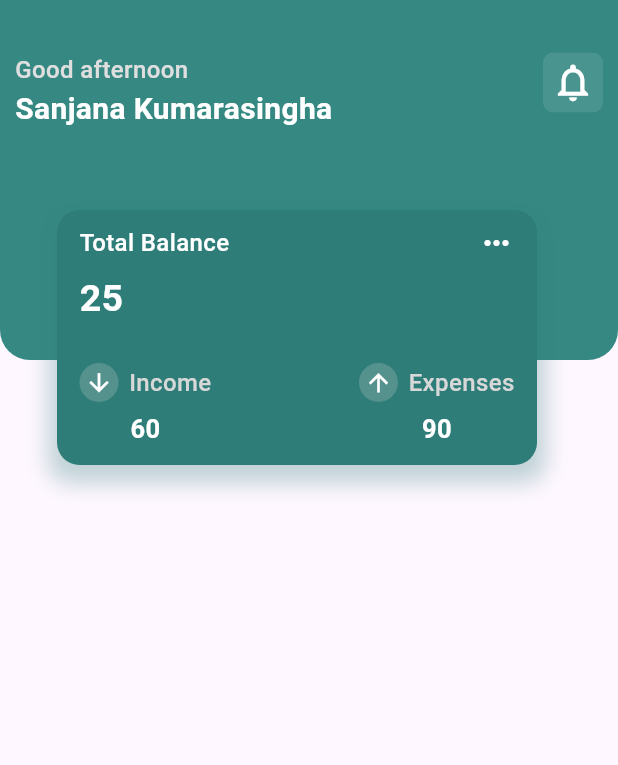
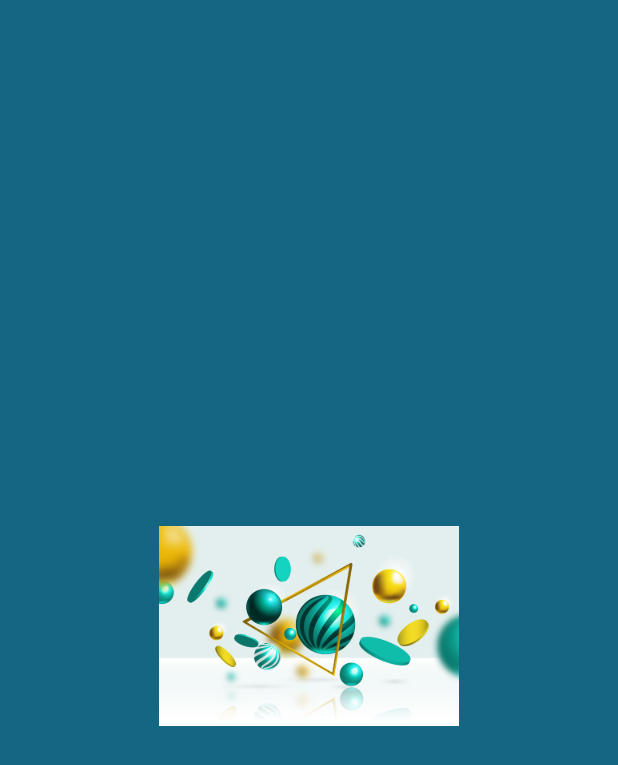
Before and after one commit to SanjanaKumarasingha/MoneyTracker, a Flutter app: the screen it shows after launch, on a phone screen of 412 x 824 dp. Shown: the top 765 px of the screen. Run offline on Flutter 3.47's test engine with Material 3 defaults, Android fonts, the phone set to English and light mode, and no system bars.

Commit message:
splash screen

```diff
--- /dev/null
+++ b/app/lib/components/image_view.dart
@@ -0,0 +1,23 @@
+import 'package:flutter/material.dart';
+
+class CustomImageView extends StatelessWidget {
+  final String imagePath;
+  final double width;
+  final double height;
+
+  const CustomImageView({
+    super.key,
+    required this.imagePath,
+    required this.width,
+    required this.height,
+  });
+
+  @override
+  Widget build(BuildContext context) {
+    return Image.asset(
+      imagePath,
+      width: width,
+      height: height,
+    );
+  }
+}
--- a/app/lib/home.dart
+++ /dev/null
@@ -1,224 +0,0 @@
-import 'package:flutter/material.dart';
-
-class Home extends StatelessWidget {
-  const Home({super.key});
-
-  @override
-  Widget build(BuildContext context) {
-    return Scaffold(
-        body: SafeArea(
-            child: _head()));
-  }
-  Widget _head(){
-    return Stack(
-      children: [
-        Column(
-          children: [
-            Container(
-              width: double.infinity,
-              height: 240,
-              decoration: const BoxDecoration(
-                color: Color(0xff368983),
-                borderRadius: BorderRadius.only(
-                  bottomLeft: Radius.circular(20),
-                  bottomRight: Radius.circular(20),
-                ),
-              ),
-              child: Stack(
-                children: [
-                  Positioned(
-                    top: 35,
-                    right: 10,
-                    child: ClipRRect(
-                      borderRadius: BorderRadius.circular(7),
-                      child: Container(
-                        height: 40,
-                        width: 40,
-                        color: const Color.fromRGBO(250, 250, 250, 0.1),
-                        child: const Icon(
-                          Icons.notifications_outlined,
-                          size: 30,
-                          color: Colors.white,
-                        ),
-                      ),
-                    ),
-                  ),
-                  const Padding(
-                    padding: EdgeInsets.only(top: 35, left: 10),
-                    child: Column(
-                      crossAxisAlignment: CrossAxisAlignment.start,
-                      children: [
-                        Text(
-                          'Good afternoon',
-                          style: TextStyle(
-                            fontWeight: FontWeight.w500,
-                            fontSize: 16,
-                            color: Color.fromARGB(255, 224, 223, 223),
-                          ),
-                        ),
-                        Text(
-                          'Sanjana Kumarasingha',
-                          style: TextStyle(
-                            fontWeight: FontWeight.w600,
-                            fontSize: 20,
-                            color: Colors.white,
-                          ),
-                        ),
-                      ],
-                    ),
-                  )
-                ],
-              ),
-            ),
-          ],
-        ),
-        Positioned(
-          top: 140,
-          left: 38,
-          child: Container(
-            height: 170,
-            width: 320,
-            decoration: BoxDecoration(
-              boxShadow: const [
-                BoxShadow(
-                  color: Color.fromRGBO(47, 125, 121, 0.3),
-                  offset: Offset(0, 6),
-                  blurRadius: 12,
-                  spreadRadius: 6,
-                ),
-              ],
-              color: const Color.fromARGB(255, 47, 125, 121),
-              borderRadius: BorderRadius.circular(15),
-            ),
-            child: const Column(
-              children: [
-                SizedBox(height: 10),
-                Padding(
-                  padding: EdgeInsets.symmetric(horizontal: 15),
-                  child: Row(
-                    mainAxisAlignment: MainAxisAlignment.spaceBetween,
-                    children: [
-                      Text(
-                        'Total Balance',
-                        style: TextStyle(
-                          fontWeight: FontWeight.w500,
-                          fontSize: 16,
-                          color: Colors.white,
-                        ),
-                      ),
-                      Icon(
-                        Icons.more_horiz,
-                        color: Colors.white,
-                      ),
-                    ],
-                  ),
-                ),
-                SizedBox(height: 7),
-                Padding(
-                  padding: EdgeInsets.only(left: 15),
-                  child: Row(
-                    children: [
-                      Text(
-                        // '\$ ${total()}',
-                        '25',
-                        style: TextStyle(
-                          fontWeight: FontWeight.bold,
-                          fontSize: 25,
-                          color: Colors.white,
-                        ),
-                      ),
-                    ],
-                  ),
-                ),
-                SizedBox(height: 25),
-                Padding(
-                  padding: EdgeInsets.symmetric(horizontal: 15),
-                  child: Row(
-                    mainAxisAlignment: MainAxisAlignment.spaceBetween,
-                    children: [
-                      Column(
-                        children: [
-                          Row(
-                            children: [
-                              CircleAvatar(
-                                radius: 13,
-                                backgroundColor:
-                                    Color.fromARGB(255, 85, 145, 141),
-                                child: Icon(
-                                  Icons.arrow_downward,
-                                  color: Colors.white,
-                                  size: 19,
-                                ),
-                              ),
-                              SizedBox(width: 7),
-                              Text(
-                                'Income',
-                                style: TextStyle(
-                                  fontWeight: FontWeight.w500,
-                                  fontSize: 16,
-                                  color: Color.fromARGB(255, 216, 216, 216),
-                                ),
-                              ),
-                            ],
-                          ),
-                          SizedBox(height: 6),
-                          Text(
-                            // '\$ ${income()}',
-                            '60',
-                            style: TextStyle(
-                              fontWeight: FontWeight.w600,
-                              fontSize: 17,
-                              color: Colors.white,
-                            ),
-                          ),
-                        ],
-                      ),
-                      Column(
-                        children: [
-                          Row(
-                            children: [
-                              CircleAvatar(
-                                radius: 13,
-                                backgroundColor:
-                                    Color.fromARGB(255, 85, 145, 141),
-                                child: Icon(
-                                  Icons.arrow_upward,
-                                  color: Colors.white,
-                                  size: 19,
-                                ),
-                              ),
-                              SizedBox(width: 7),
-                              Text(
-                                'Expenses',
-                                style: TextStyle(
-                                  fontWeight: FontWeight.w500,
-                                  fontSize: 16,
-                                  color: Color.fromARGB(255, 216, 216, 216),
-                                ),
-                              ),
-                            ],
-                          ),
-                          SizedBox(height: 6),
-                          Text(
-                            // '\$ ${expenses()}',
-                            '90',
-                            style: TextStyle(
-                              fontWeight: FontWeight.w600,
-                              fontSize: 17,
-                              color: Colors.white,
-                            ),
-                          ),
-                        ],
-                      ),
-                    ],
-                  ),
-                ),
-                SizedBox(height: 6),
-              ],
-            ),
-          ),
-        )
-      ],
-    );
-  }
-}
--- a/app/lib/main.dart
+++ b/app/lib/main.dart
@@ -1,4 +1,4 @@
-import 'package:app/home.dart';
+import 'package:app/pages/Splash_screen/splash_screen.dart';
 import 'package:flutter/material.dart';
 
 void main() {
@@ -11,12 +11,11 @@
   @override
   Widget build(BuildContext context) {
     return MaterialApp(
-      title: 'MoneyTracker',
-      theme: ThemeData(
-        colorScheme: ColorScheme.fromSeed(seedColor: Colors.deepPurple),
-        useMaterial3: true,
-      ),
-      home: const Home(),
-    );
+        title: 'MoneyTracker',
+        theme: ThemeData(
+          colorScheme: ColorScheme.fromSeed(seedColor: Color.fromARGB(255, 243, 242, 243)),
+          useMaterial3: true,
+        ),
+        home: const SplashScreen());
   }
 }
--- /dev/null
+++ b/app/lib/pages/Splash_screen/splash_screen.dart
@@ -0,0 +1,29 @@
+import 'package:app/pages/loading_page.dart';
+import 'package:flutter/material.dart';
+import 'package:app/components/image_view.dart';
+import 'package:app/utils/export.dart';
+
+class SplashScreen extends StatelessWidget {
+  const SplashScreen({super.key});
+
+  @override
+  Widget build(BuildContext context) {
+    return SafeArea(
+        child: Scaffold(
+            backgroundColor: Theme.of(context).colorScheme.primary,
+            body: const SizedBox(
+              width: double.maxFinite,
+              child: Column(
+                mainAxisAlignment: MainAxisAlignment.center,
+                children: [
+                  SizedBox(height: 10),
+                  CustomImageView(
+                    imagePath: ImageConstant.imgLogo,
+                    width: 200,
+                    height: 500,
+                  ),
+                ],
+              ),
+            )));
+  }
+}
--- /dev/null
+++ b/app/lib/utils/export.dart
@@ -0,0 +1 @@
+export 'package:app/utils/image_constant.dart';
--- /dev/null
+++ b/app/lib/utils/image_constant.dart
@@ -0,0 +1,7 @@
+class ImageConstant {
+  static const String imgPath = 'assets/images';
+
+  // splash screen
+  static const String imgLogo =
+      '$imgPath/logo.jpg';
+}
```
Also changed, not shown: app/lib/components/optimizeCode.dart (deleted, +0 -267 lines), app/lib/pages/loading_page.dart (added, +18 -0 lines), app/pubspec.yaml (+5 -4 lines), app/assets/images/logo.jpg (added), app/assets/images/user.png (added).
